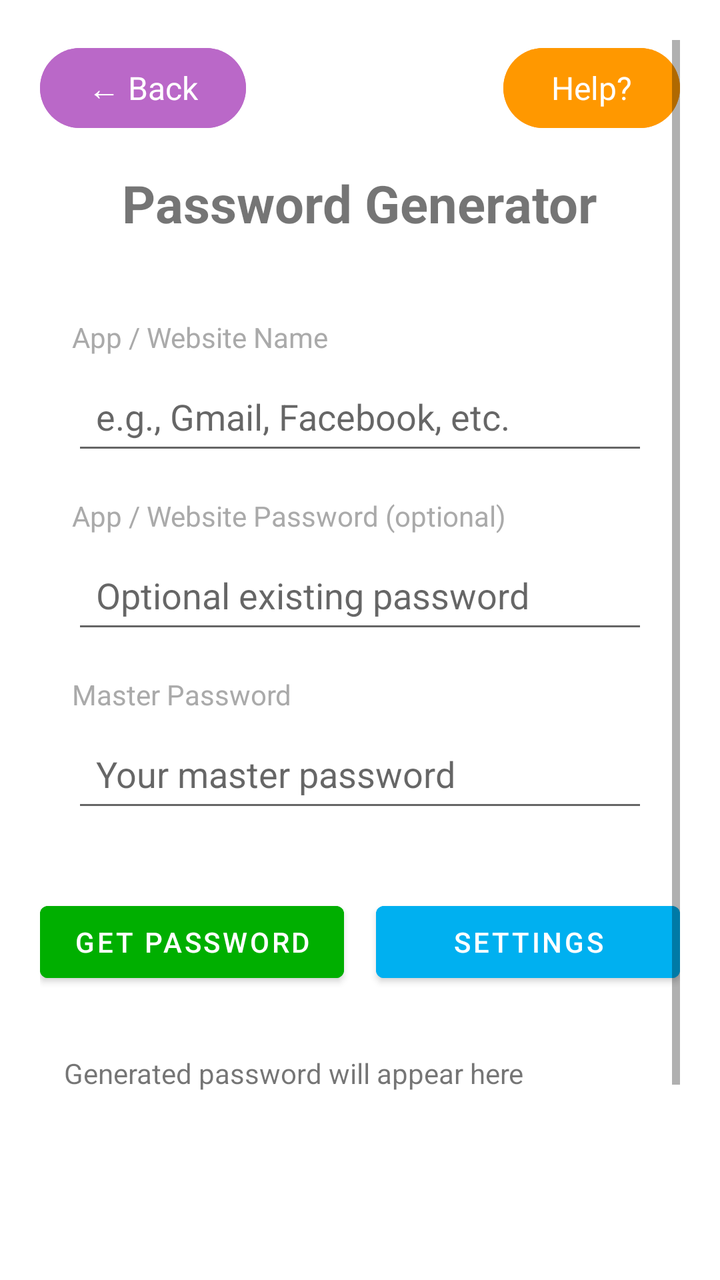
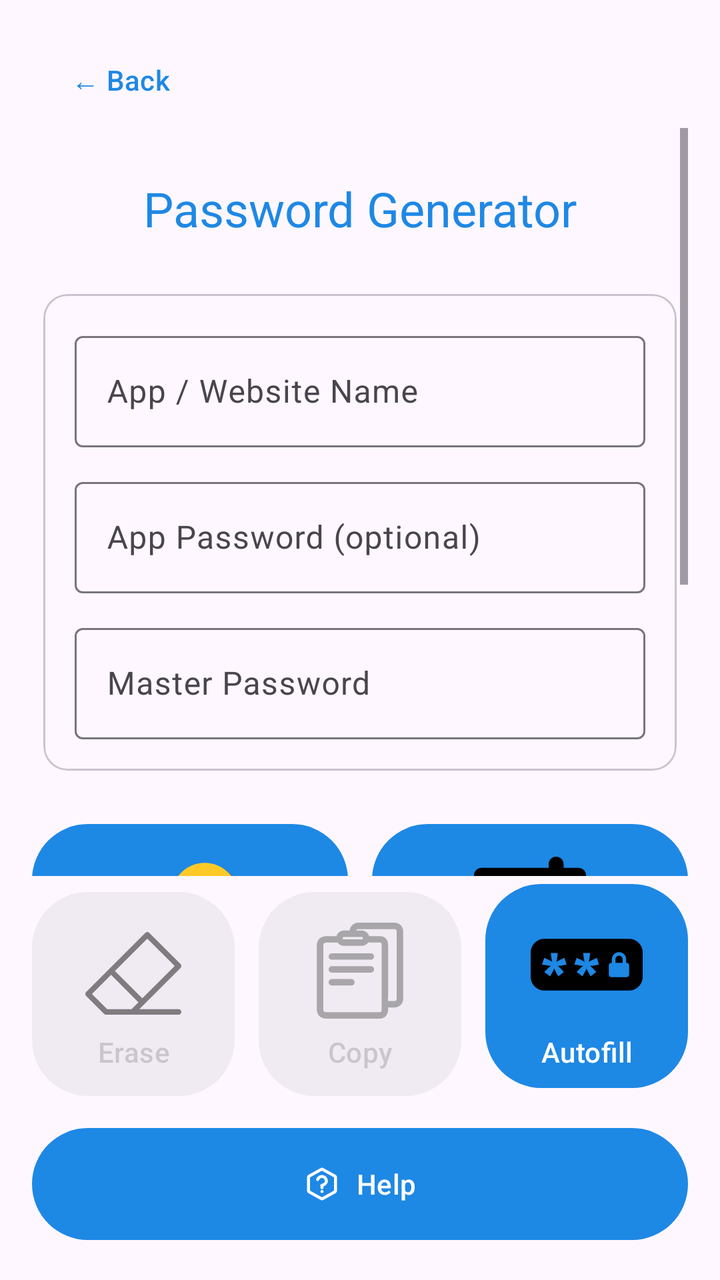

Screens rendered from an Android XML layout before and after an edit, with the pre-edit source and the edit as a unified diff.
<!-- AndroidManifest.xml: application theme Theme.PQrypt -->
<!-- res/layout/activity_password_vault.xml -->
<?xml version="1.0" encoding="utf-8"?>
<ScrollView xmlns:android="http://schemas.android.com/apk/res/android"
    android:layout_width="match_parent"
    android:layout_height="match_parent"
    android:padding="20dp">

    <LinearLayout
        android:layout_width="match_parent"
        android:layout_height="wrap_content"
        android:orientation="vertical"
        android:gravity="center_horizontal">

        
        <LinearLayout
            android:layout_width="match_parent"
            android:layout_height="wrap_content"
            android:orientation="horizontal"
            android:layout_marginBottom="16dp">

            <Button
                android:id="@+id/btn_back"
                android:layout_width="wrap_content"
                android:layout_height="wrap_content"
                android:text="← Back"
                android:textSize="16sp"
                style="@style/Widget.Material3.Button"
                android:backgroundTint="#BA68C8"
                android:textColor="@android:color/white" />

            <Space
                android:layout_width="0dp"
                android:layout_height="1dp"
                android:layout_weight="1" />

            <Button
                android:id="@+id/btn_help"
                android:layout_width="wrap_content"
                android:layout_height="wrap_content"
                android:text="Help?"
                style="@style/Widget.Material3.Button"
                android:backgroundTint="#FF9800"
                android:textColor="@android:color/white"
                android:textSize="16sp" />
        </LinearLayout>

        
        <TextView
            android:layout_width="wrap_content"
            android:layout_height="wrap_content"
            android:text="Password Generator"
            android:textSize="26sp"
            android:textStyle="bold"
            android:layout_marginBottom="24dp" />

        
        <LinearLayout
            android:layout_width="match_parent"
            android:layout_height="wrap_content"
            android:orientation="vertical"
            android:padding="16dp"
            android:layout_marginBottom="20dp">

            
            <TextView
                android:layout_width="wrap_content"
                android:layout_height="wrap_content"
                android:text="App / Website Name"
                android:textSize="14sp"
                android:textColor="@android:color/darker_gray"
                android:layout_marginBottom="6dp" />

            <EditText
                android:id="@+id/et_app_name"
                android:layout_width="match_parent"
                android:layout_height="wrap_content"
                android:hint="e.g., Gmail, Facebook, etc."
                android:inputType="text"
                android:padding="12dp"
                android:layout_marginBottom="16dp" />

            
            <TextView
                android:layout_width="wrap_content"
                android:layout_height="wrap_content"
                android:text="App / Website Password (optional)"
                android:textSize="14sp"
                android:textColor="@android:color/darker_gray"
                android:layout_marginBottom="6dp" />

            <EditText
                android:id="@+id/et_app_password"
                android:layout_width="match_parent"
                android:layout_height="wrap_content"
                android:hint="Optional existing password"
                android:inputType="textPassword"
                android:padding="12dp"
                android:layout_marginBottom="16dp" />

            
            <TextView
                android:layout_width="wrap_content"
                android:layout_height="wrap_content"
                android:text="Master Password"
                android:textSize="14sp"
                android:textColor="@android:color/darker_gray"
                android:layout_marginBottom="6dp" />

            <EditText
                android:id="@+id/et_master_password"
                android:layout_width="match_parent"
                android:layout_height="wrap_content"
                android:hint="Your master password"
                android:inputType="textPassword"
                android:padding="12dp" />
        </LinearLayout>

        
        <LinearLayout
            android:layout_width="match_parent"
            android:layout_height="wrap_content"
            android:orientation="horizontal"
            android:layout_marginBottom="20dp">

            <Button
                android:id="@+id/btn_generate_password"
                android:layout_width="0dp"
                android:layout_height="wrap_content"
                android:layout_weight="1"
                android:text="Get Password"
                android:backgroundTint="#00AF00"
                android:textColor="@android:color/white"
                android:layout_marginEnd="8dp" />

            <Button
                android:id="@+id/btn_settings"
                android:layout_width="0dp"
                android:layout_height="wrap_content"
                android:layout_weight="1"
                android:text="Settings"
                android:backgroundTint="#00B0F0"
                android:textColor="@android:color/white"
                android:layout_marginStart="8dp" />
        </LinearLayout>

        
        <LinearLayout
            android:layout_width="match_parent"
            android:layout_height="139dp"
            android:layout_marginBottom="10dp"
            android:orientation="horizontal"
            android:padding="12dp">

            <TextView
                android:id="@+id/tv_generated_password"
                android:layout_width="0dp"
                android:layout_height="wrap_content"
                android:layout_weight="1"
                android:text="Generated password will appear here"
                android:textSize="14sp" />

            <Button
                android:id="@+id/btn_unsafe_clipboard_copy"
                android:layout_width="wrap_content"
                android:layout_height="wrap_content"
                android:layout_marginStart="8dp"
                android:backgroundTint="#D80000"
                android:text="⚠️ Copy"
                android:textColor="@android:color/white"
                android:textSize="12sp"
                android:visibility="gone" />
        </LinearLayout>

        
        <Button
            android:id="@+id/btn_autofill_status"
            android:layout_width="match_parent"
            android:layout_height="wrap_content"
            android:text="Check Autofill Service Status"
            android:backgroundTint="#FF9800"
            android:textColor="@android:color/white"
            android:layout_marginTop="16dp"
            android:padding="12dp" />

    </LinearLayout>
</ScrollView>
<!-- resources referenced by this layout -->
<resources>
  <style name="Theme.PQrypt" parent="Theme.MaterialComponents.DayNight.NoActionBar">
          
          <item name="colorPrimary">@color/blue_primary</item>
          <item name="colorPrimaryVariant">@color/blue_primary_dark</item>
          <item name="colorOnPrimary">@color/white</item>
          
          <item name="colorSecondary">@color/teal_200</item>
          <item name="colorSecondaryVariant">@color/teal_700</item>
          <item name="colorOnSecondary">@color/black</item>
          
          <item name="android:statusBarColor">@android:color/transparent</item>
          <item name="android:windowLightStatusBar">true</item>
          
      </style>
  <!-- unchanged entries left out for length: 6 -->
</resources>

<!-- the commit's change to res/layout/activity_password_vault.xml (unified diff, before → after) -->
@@ -1,185 +1,254 @@
 <?xml version="1.0" encoding="utf-8"?>
-<ScrollView xmlns:android="http://schemas.android.com/apk/res/android"
+<androidx.constraintlayout.widget.ConstraintLayout xmlns:android="http://schemas.android.com/apk/res/android"
+    xmlns:app="http://schemas.android.com/apk/res-auto"
     android:layout_width="match_parent"
     android:layout_height="match_parent"
-    android:padding="20dp">
-
-    <LinearLayout
-        android:layout_width="match_parent"
+    android:padding="16dp">
+
+    <com.google.android.material.button.MaterialButton
+        android:id="@+id/btn_back"
+        style="@style/Widget.Material3.Button.TextButton"
+        android:layout_width="wrap_content"
         android:layout_height="wrap_content"
-        android:orientation="vertical"
-        android:gravity="center_horizontal">
-
-        
+        android:text="← Back"
+        app:layout_constraintStart_toStartOf="parent"
+        app:layout_constraintTop_toTopOf="parent" />
+
+    <ScrollView
+        android:layout_width="0dp"
+        android:layout_height="0dp"
+        android:fillViewport="true"
+        app:layout_constraintBottom_toTopOf="@id/action_row"
+        app:layout_constraintEnd_toEndOf="parent"
+        app:layout_constraintStart_toStartOf="parent"
+        app:layout_constraintTop_toBottomOf="@id/btn_back">
+
         <LinearLayout
             android:layout_width="match_parent"
             android:layout_height="wrap_content"
-            android:orientation="horizontal"
-            android:layout_marginBottom="16dp">
-
-            <Button
-                android:id="@+id/btn_back"
-                android:layout_width="wrap_content"
-                android:layout_height="wrap_content"
-                android:text="← Back"
-                android:textSize="16sp"
-                style="@style/Widget.Material3.Button"
-                android:backgroundTint="#BA68C8"
-                android:textColor="@android:color/white" />
-
-            <Space
-                android:layout_width="0dp"
-                android:layout_height="1dp"
-                android:layout_weight="1" />
-
-            <Button
-                android:id="@+id/btn_help"
-                android:layout_width="wrap_content"
-                android:layout_height="wrap_content"
-                android:text="Help?"
-                style="@style/Widget.Material3.Button"
-                android:backgroundTint="#FF9800"
-                android:textColor="@android:color/white"
-                android:textSize="16sp" />
-        </LinearLayout>
-
-        
-        <TextView
-            android:layout_width="wrap_content"
-            android:layout_height="wrap_content"
-            android:text="Password Generator"
-            android:textSize="26sp"
-            android:textStyle="bold"
-            android:layout_marginBottom="24dp" />
-
-        
-        <LinearLayout
-            android:layout_width="match_parent"
-            android:layout_height="wrap_content"
+            android:gravity="center_horizontal"
             android:orientation="vertical"
-            android:padding="16dp"
-            android:layout_marginBottom="20dp">
-
-            
+            android:paddingTop="24dp"
+            android:paddingBottom="24dp">
+
             <TextView
                 android:layout_width="wrap_content"
                 android:layout_height="wrap_content"
-                android:text="App / Website Name"
-                android:textSize="14sp"
-                android:textColor="@android:color/darker_gray"
-                android:layout_marginBottom="6dp" />
-
-            <EditText
-                android:id="@+id/et_app_name"
+                android:layout_marginBottom="20dp"
+                android:text="Password Generator"
+                android:textAppearance="@style/TextAppearance.PQrypt.Title" />
+
+            <com.google.android.material.card.MaterialCardView
                 android:layout_width="match_parent"
                 android:layout_height="wrap_content"
-                android:hint="e.g., Gmail, Facebook, etc."
-                android:inputType="text"
-                android:padding="12dp"
-                android:layout_marginBottom="16dp" />
-
-            
-            <TextView
-                android:layout_width="wrap_content"
-                android:layout_height="wrap_content"
-                android:text="App / Website Password (optional)"
-                android:textSize="14sp"
-                android:textColor="@android:color/darker_gray"
-                android:layout_marginBottom="6dp" />
-
-            <EditText
-                android:id="@+id/et_app_password"
+                android:layout_marginBottom="16dp"
+                app:cardElevation="0dp"
+                app:cardUseCompatPadding="true">
+
+                <LinearLayout
+                    android:layout_width="match_parent"
+                    android:layout_height="wrap_content"
+                    android:orientation="vertical"
+                    android:padding="16dp">
+
+                    <com.google.android.material.textfield.TextInputLayout
+                        android:layout_width="match_parent"
+                        android:layout_height="wrap_content"
+                        style="@style/Widget.Material3.TextInputLayout.OutlinedBox"
+                        android:layout_marginBottom="12dp"
+                        android:hint="App / Website Name">
+
+                        <com.google.android.material.textfield.TextInputEditText
+                            android:id="@+id/et_app_name"
+                            android:layout_width="match_parent"
+                            android:layout_height="wrap_content"
+                            android:inputType="text" />
+
+                    </com.google.android.material.textfield.TextInputLayout>
+
+                    <com.google.android.material.textfield.TextInputLayout
+                        android:layout_width="match_parent"
+                        android:layout_height="wrap_content"
+                        style="@style/Widget.Material3.TextInputLayout.OutlinedBox"
+                        android:layout_marginBottom="12dp"
+                        android:hint="App Password (optional)">
+
+                        <com.google.android.material.textfield.TextInputEditText
+                            android:id="@+id/et_app_password"
+                            android:layout_width="match_parent"
+                            android:layout_height="wrap_content"
+                            android:inputType="textPassword" />
+
+                    </com.google.android.material.textfield.TextInputLayout>
+
+                    <com.google.android.material.textfield.TextInputLayout
+                        android:layout_width="match_parent"
+                        android:layout_height="wrap_content"
+                        style="@style/Widget.Material3.TextInputLayout.OutlinedBox"
+                        android:hint="Master Password">
+
+                        <com.google.android.material.textfield.TextInputEditText
+                            android:id="@+id/et_master_password"
+                            android:layout_width="match_parent"
+                            android:layout_height="wrap_content"
+                            android:inputType="textPassword" />
+
+                    </com.google.android.material.textfield.TextInputLayout>
+
+                </LinearLayout>
+            </com.google.android.material.card.MaterialCardView>
+
+            <LinearLayout
                 android:layout_width="match_parent"
                 android:layout_height="wrap_content"
-                android:hint="Optional existing password"
-                android:inputType="textPassword"
-                android:padding="12dp"
-                android:layout_marginBottom="16dp" />
-
-            
-            <TextView
-                android:layout_width="wrap_content"
-                android:layout_height="wrap_content"
-                android:text="Master Password"
-                android:textSize="14sp"
-                android:textColor="@android:color/darker_gray"
-                android:layout_marginBottom="6dp" />
-
-            <EditText
-                android:id="@+id/et_master_password"
+                android:layout_marginBottom="16dp"
+                android:orientation="horizontal">
+
+                <com.google.android.material.button.MaterialButton
+                    android:id="@+id/btn_generate_password"
+                    style="@style/Widget.Material3.Button"
+                    android:layout_width="0dp"
+                    android:layout_height="120dp"
+                    android:layout_marginEnd="12dp"
+                    android:layout_weight="1"
+                    android:ellipsize="end"
+                    android:maxLines="1"
+                    android:text="Generate"
+                    android:textAppearance="@style/TextAppearance.PQrypt.Button"
+                    app:cornerRadius="28dp"
+                    app:icon="@drawable/key"
+                    app:iconTint="@null"
+                    app:iconGravity="textTop"
+                    app:iconPadding="10dp"
+                    app:iconSize="56dp" />
+
+                <com.google.android.material.button.MaterialButton
+                    android:id="@+id/btn_settings"
+                    style="@style/Widget.Material3.Button"
+                    android:layout_width="0dp"
+                    android:layout_height="120dp"
+                    android:layout_weight="1"
+                    android:ellipsize="end"
+                    android:maxLines="1"
+                    android:text="Settings"
+                    android:textAppearance="@style/TextAppearance.PQrypt.Button"
+                    app:cornerRadius="28dp"
+                    app:icon="@drawable/ic_settings"
+                    app:iconTint="@null"
+                    app:iconGravity="textTop"
+                    app:iconPadding="10dp"
+                    app:iconSize="56dp" />
+
+            </LinearLayout>
+
+            <com.google.android.material.card.MaterialCardView
                 android:layout_width="match_parent"
                 android:layout_height="wrap_content"
-                android:hint="Your master password"
-                android:inputType="textPassword"
-                android:padding="12dp" />
+                android:layout_marginBottom="16dp"
+                app:cardElevation="0dp"
+                app:cardUseCompatPadding="true">
+
+                <LinearLayout
+                    android:layout_width="match_parent"
+                    android:layout_height="wrap_content"
+                    android:orientation="horizontal"
+                    android:padding="16dp">
+
+                    <TextView
+                        android:id="@+id/tv_generated_password"
+                        android:layout_width="0dp"
+                        android:layout_height="wrap_content"
+                        android:layout_weight="1"
+                        android:text="Generated password will appear here"
+                        android:textAppearance="@style/TextAppearance.PQrypt.Body" />
+
+                </LinearLayout>
+            </com.google.android.material.card.MaterialCardView>
+
         </LinearLayout>
-
-        
-        <LinearLayout
-            android:layout_width="match_parent"
-            android:layout_height="wrap_content"
-            android:orientation="horizontal"
-            android:layout_marginBottom="20dp">
-
-            <Button
-                android:id="@+id/btn_generate_password"
-                android:layout_width="0dp"
-                android:layout_height="wrap_content"
-                android:layout_weight="1"
-                android:text="Get Password"
-                android:backgroundTint="#00AF00"
-                android:textColor="@android:color/white"
-                android:layout_marginEnd="8dp" />
-
-            <Button
-                android:id="@+id/btn_settings"
-                android:layout_width="0dp"
-                android:layout_height="wrap_content"
-                android:layout_weight="1"
-                android:text="Settings"
-                android:backgroundTint="#00B0F0"
-                android:textColor="@android:color/white"
-                android:layout_marginStart="8dp" />
-        </LinearLayout>
-
-        
-        <LinearLayout
-            android:layout_width="match_parent"
-            android:layout_height="139dp"
-            android:layout_marginBottom="10dp"
-            android:orientation="horizontal"
-            android:padding="12dp">
-
-            <TextView
-                android:id="@+id/tv_generated_password"
-                android:layout_width="0dp"
-                android:layout_height="wrap_content"
-                android:layout_weight="1"
-                android:text="Generated password will appear here"
-                android:textSize="14sp" />
-
-            <Button
-                android:id="@+id/btn_unsafe_clipboard_copy"
-                android:layout_width="wrap_content"
-                android:layout_height="wrap_content"
-                android:layout_marginStart="8dp"
-                android:backgroundTint="#D80000"
-                android:text="⚠️ Copy"
-                android:textColor="@android:color/white"
-                android:textSize="12sp"
-                android:visibility="gone" />
-        </LinearLayout>
-
-        
-        <Button
+    </ScrollView>
+
+    <LinearLayout
+        android:id="@+id/action_row"
+        android:layout_width="0dp"
+        android:layout_height="wrap_content"
+        android:layout_marginBottom="12dp"
+        android:orientation="horizontal"
+        app:layout_constraintBottom_toTopOf="@id/btn_help"
+        app:layout_constraintEnd_toEndOf="parent"
+        app:layout_constraintStart_toStartOf="parent">
+
+        <com.google.android.material.button.MaterialButton
+            android:id="@+id/btn_erase"
+            style="@style/Widget.Material3.Button"
+            android:layout_width="0dp"
+            android:layout_height="110dp"
+            android:layout_marginEnd="12dp"
+            android:layout_weight="1"
+            android:alpha="0.5"
+            android:enabled="false"
+            android:ellipsize="end"
+            android:maxLines="1"
+            android:text="Erase"
+            android:textAppearance="@style/TextAppearance.PQrypt.Button"
+            app:cornerRadius="28dp"
+            app:icon="@drawable/ic_erase"
+            app:iconTint="@null"
+            app:iconGravity="textTop"
+            app:iconPadding="10dp"
+            app:iconSize="48dp" />
+
+        <com.google.android.material.button.MaterialButton
+            android:id="@+id/btn_unsafe_clipboard_copy"
+            style="@style/Widget.Material3.Button"
+            android:layout_width="0dp"
+            android:layout_height="110dp"
+            android:layout_marginEnd="12dp"
+            android:layout_weight="1"
+            android:alpha="0.5"
+            android:enabled="false"
+            android:ellipsize="end"
+            android:maxLines="1"
+            android:text="Copy"
+            android:textAppearance="@style/TextAppearance.PQrypt.Button"
+            app:cornerRadius="28dp"
+            app:icon="@drawable/ic_copy"
+            app:iconTint="@null"
+            app:iconGravity="textTop"
+            app:iconPadding="10dp"
+            app:iconSize="48dp" />
+
+        <com.google.android.material.button.MaterialButton
             android:id="@+id/btn_autofill_status"
-            android:layout_width="match_parent"
-            android:layout_height="wrap_content"
-            android:text="Check Autofill Service Status"
-            android:backgroundTint="#FF9800"
-            android:textColor="@android:color/white"
-            android:layout_marginTop="16dp"
-            android:padding="12dp" />
+            style="@style/Widget.Material3.Button"
+            android:layout_width="0dp"
+            android:layout_height="110dp"
+            android:layout_weight="1"
+            android:ellipsize="end"
+            android:maxLines="1"
+            android:text="Autofill"
+            android:textAppearance="@style/TextAppearance.PQrypt.Button"
+            app:cornerRadius="28dp"
+            app:icon="@drawable/ic_autofill"
+            app:iconTint="@null"
+            app:iconGravity="textTop"
+            app:iconPadding="10dp"
+            app:iconSize="56dp" />
 
     </LinearLayout>
-</ScrollView>
+
+    <com.google.android.material.button.MaterialButton
+        android:id="@+id/btn_help"
+        style="@style/Widget.Material3.Button"
+        android:layout_width="match_parent"
+        android:layout_height="64dp"
+        android:text="Help"
+        android:textAppearance="@style/TextAppearance.PQrypt.Button"
+        app:cornerRadius="28dp"
+        app:icon="@drawable/ic_help"
+        app:iconGravity="textStart"
+        app:layout_constraintBottom_toBottomOf="parent"
+        app:layout_constraintEnd_toEndOf="parent"
+        app:layout_constraintStart_toStartOf="parent" />
+
+</androidx.constraintlayout.widget.ConstraintLayout>
<!-- resource entries referenced after the edit -->
@@ -1,6 +1,65 @@
 <!-- resources referenced by this layout -->
 <resources>
-  <style name="Theme.PQrypt" parent="Theme.MaterialComponents.DayNight.NoActionBar">
+  <!-- drawable ic_autofill: vector/xml drawable (drawable, 2119 chars, omitted) -->
+  <!-- drawable ic_copy: vector/xml drawable (drawable, 2301 chars, omitted) -->
+  <!-- drawable ic_erase (drawable) -->
+  <vector xmlns:android="http://schemas.android.com/apk/res/android"
+      android:width="800dp"
+      android:height="800dp"
+      android:viewportWidth="612"
+      android:viewportHeight="612">
+    <path
+        android:pathData="M594.46,534.41H344.22L606.87,271.77c6.85,-6.85 6.85,-17.95 0,-24.8L407.55,47.65c-3.29,-3.29 -7.75,-5.14 -12.4,-5.14c-4.65,0 -9.11,1.85 -12.4,5.14L5.14,425.26c-6.85,6.85 -6.85,17.95 0,24.8l114.29,114.29c3.29,3.29 7.75,5.14 12.4,5.14h462.64c9.68,0 17.54,-7.85 17.54,-17.54C612,542.27 604.15,534.41 594.46,534.41zM395.14,84.85L569.66,259.37L363.27,465.76L188.75,291.24L395.14,84.85zM294.62,534.41H139.09L42.34,437.66l121.62,-121.62l174.52,174.52L294.62,534.41z"
+        android:fillColor="#000000"/>
+  </vector>
+  <!-- drawable ic_help (drawable) -->
+  <vector xmlns:android="http://schemas.android.com/apk/res/android"
+      android:width="800dp"
+      android:height="800dp"
+      android:viewportWidth="24"
+      android:viewportHeight="24">
+    <path
+        android:pathData="M9.09,9C9.325,8.332 9.789,7.768 10.4,7.409C11.011,7.05 11.729,6.919 12.427,7.039C13.125,7.159 13.759,7.522 14.215,8.064C14.671,8.606 14.921,9.292 14.92,10C14.92,12 11.92,13 11.92,13M12,17H12.01M3,7.942V16.059C3,16.401 3,16.573 3.05,16.725C3.095,16.861 3.168,16.985 3.265,17.089C3.374,17.208 3.523,17.291 3.823,17.457L11.223,21.568C11.507,21.726 11.648,21.805 11.799,21.836C11.932,21.863 12.068,21.863 12.201,21.836C12.352,21.805 12.493,21.726 12.777,21.568L20.177,17.457C20.477,17.291 20.626,17.208 20.735,17.089C20.832,16.985 20.905,16.861 20.949,16.725C21,16.573 21,16.401 21,16.059V7.942C21,7.599 21,7.428 20.949,7.275C20.905,7.14 20.832,7.016 20.735,6.911C20.626,6.792 20.477,6.709 20.177,6.543L12.777,2.432C12.493,2.274 12.352,2.195 12.201,2.165C12.068,2.137 11.932,2.137 11.799,2.165C11.648,2.195 11.507,2.274 11.223,2.432L3.823,6.543C3.523,6.709 3.374,6.792 3.265,6.911C3.168,7.016 3.095,7.14 3.05,7.275C3,7.428 3,7.599 3,7.942Z"
+        android:strokeLineJoin="round"
+        android:strokeWidth="2"
+        android:fillColor="#00000000"
+        android:strokeColor="#000000"
+        android:strokeLineCap="round"/>
+    <path
+        android:pathData="M12,13L12,14.5"
+        android:strokeWidth="2"
+        android:fillColor="#00000000"
+        android:strokeColor="#000000"
+        android:strokeLineCap="round"/>
+  </vector>
+  <!-- drawable ic_settings (drawable) -->
+  <vector xmlns:android="http://schemas.android.com/apk/res/android"
+      android:width="600dp"
+      android:height="600dp"
+      android:viewportWidth="600"
+      android:viewportHeight="600">
+    <path
+        android:pathData="M440,0.01A39.99,40.01 90,0 0,399.99 40L399.99,60.01L40.01,60.01A39.99,40.01 90,0 0,-0 100A39.99,40.01 90,0 0,40.01 139.99L399.99,139.99L399.99,160.03A39.99,40.01 90,0 0,440 200.01A39.99,40.01 90,0 0,480.01 160.03L480.01,139.99L559.99,139.99A39.99,40.01 90,0 0,600 100A39.99,40.01 90,0 0,559.99 60.01L480.01,60.01L480.01,40A39.99,40.01 90,0 0,440 0.01zM150,200.01A39.99,40.01 90,0 0,109.99 240L109.99,260.01L40.02,260.01A39.99,40.01 90,0 0,0.01 300A39.99,40.01 90,0 0,40.02 339.99L109.99,339.99L109.99,360.03A39.99,40.01 90,0 0,150 400.01A39.99,40.01 90,0 0,190.01 360.03L190.01,339.99L560,339.99A39.99,40.01 90,0 0,600.01 300A39.99,40.01 90,0 0,560 260.01L190.01,260.01L190.01,240A39.99,40.01 90,0 0,150 200.01zM280,400.01A39.99,40.01 90,0 0,239.99 440L239.99,460.01L40.02,460.01A39.99,40.01 90,0 0,0.01 500A39.99,40.01 90,0 0,40.02 539.99L239.99,539.99L239.99,560.03A39.99,40.01 90,0 0,280 600.01A39.99,40.01 90,0 0,320.01 560.03L320.01,539.99L560,539.99A39.99,40.01 90,0 0,600.01 500A39.99,40.01 90,0 0,560 460.01L320.01,460.01L320.01,440A39.99,40.01 90,0 0,280 400.01z"
+        android:strokeWidth="1"
+        android:fillColor="#000000"
+        android:strokeLineCap="round"/>
+  </vector>
+  <!-- drawable key: vector/xml drawable (drawable, 2343 chars, omitted) -->
+  <style name="TextAppearance.PQrypt.Body" parent="TextAppearance.Material3.BodyLarge">
+          <item name="android:fontFamily">sans-serif</item>
+          <item name="android:textSize">18sp</item>
+      </style>
+  <style name="TextAppearance.PQrypt.Button" parent="TextAppearance.Material3.LabelLarge">
+          <item name="android:fontFamily">sans-serif-medium</item>
+          <item name="android:textSize">14sp</item>
+          <item name="android:textAllCaps">false</item>
+      </style>
+  <style name="TextAppearance.PQrypt.Title" parent="TextAppearance.Material3.TitleLarge">
+          <item name="android:fontFamily">sans-serif-medium</item>
+          <item name="android:textSize">24sp</item>
+          <item name="android:textColor">@color/blue_primary</item>
+      </style>
+  <style name="Theme.PQrypt" parent="Theme.Material3.DayNight.NoActionBar">
           
           <item name="colorPrimary">@color/blue_primary</item>
           <item name="colorPrimaryVariant">@color/blue_primary_dark</item>
